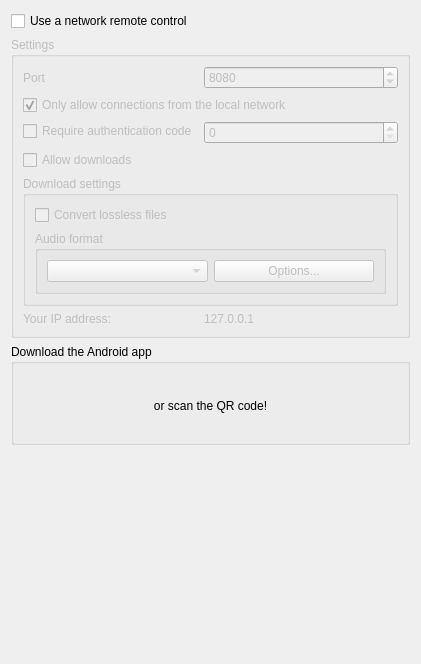
clementine-player/Clementine, file src/ui/networkremotesettingspage.ui: the form before one commit.
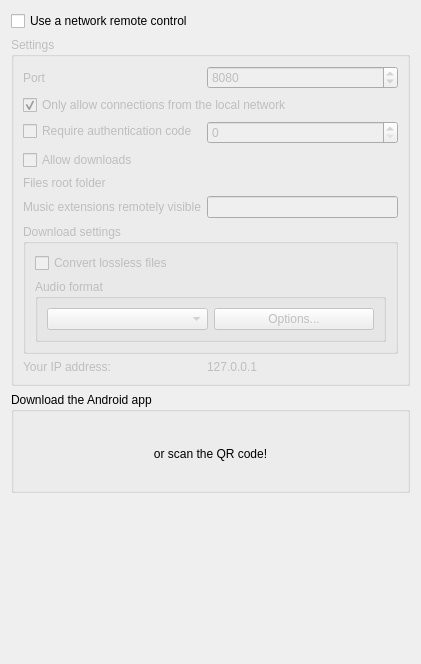
The form after the commit. Icons and pictures are not drawn. Custom widgets are drawn as their Qt base class.

```diff
--- a/src/ui/networkremotesettingspage.ui
+++ b/src/ui/networkremotesettingspage.ui
@@ -101,7 +101,7 @@
         </property>
        </widget>
       </item>
-      <item row="6" column="0">
+      <item row="9" column="0">
        <widget class="QLabel" name="label_2">
         <property name="toolTip">
          <string>Enter this IP in the App to connect to Clementine.</string>
@@ -111,7 +111,7 @@
         </property>
        </widget>
       </item>
-      <item row="6" column="1">
+      <item row="9" column="1">
        <widget class="QLabel" name="ip_address">
         <property name="text">
          <string notr="true">127.0.0.1</string>
@@ -128,7 +128,7 @@
         </property>
        </widget>
       </item>
-      <item row="4" column="0" colspan="2">
+      <item row="7" column="0" colspan="2">
        <widget class="QGroupBox" name="download_settings_container">
         <property name="enabled">
          <bool>false</bool>
@@ -172,6 +172,39 @@
         </layout>
        </widget>
       </item>
+      <item row="5" column="0">
+       <widget class="QLabel" name="label_3">
+        <property name="toolTip">
+         <string>Root folder that will be browsable from the network remote</string>
+        </property>
+        <property name="text">
+         <string>Files root folder</string>
+        </property>
+       </widget>
+      </item>
+      <item row="5" column="1">
+       <widget class="FileChooserWidget" name="files_root_folder" native="true">
+        <property name="minimumSize">
+         <size>
+          <width>100</width>
+          <height>0</height>
+         </size>
+        </property>
+       </widget>
+      </item>
+      <item row="6" column="1">
+       <widget class="QLineEdit" name="files_music_extensions"/>
+      </item>
+      <item row="6" column="0">
+       <widget class="QLabel" name="label_4">
+        <property name="toolTip">
+         <string>coma separated list of the allowed extensions that will be visible from the network remote (ex: m3u,mp3,flac,ogg,wav)</string>
+        </property>
+        <property name="text">
+         <string>Music extensions remotely visible</string>
+        </property>
+       </widget>
+      </item>
      </layout>
     </widget>
    </item>
@@ -259,6 +292,14 @@
    </item>
   </layout>
  </widget>
+ <customwidgets>
+  <customwidget>
+   <class>FileChooserWidget</class>
+   <extends>QWidget</extends>
+   <header location="global">ui/filechooserwidget.h</header>
+   <container>1</container>
+  </customwidget>
+ </customwidgets>
  <resources>
   <include location="../../data/data.qrc"/>
  </resources>
```
